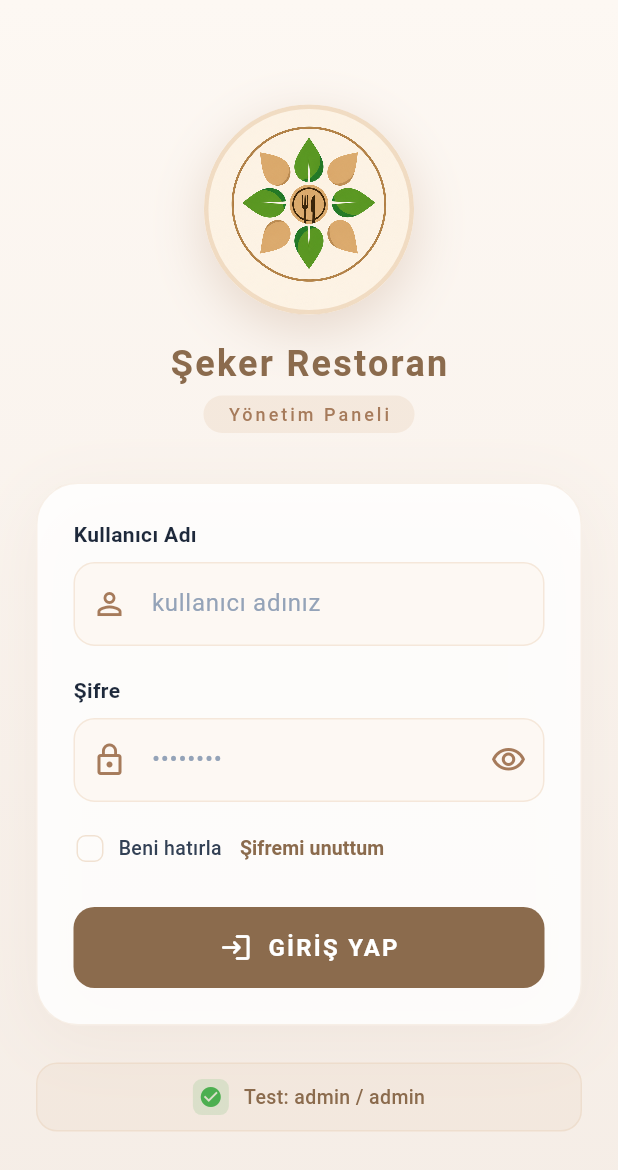
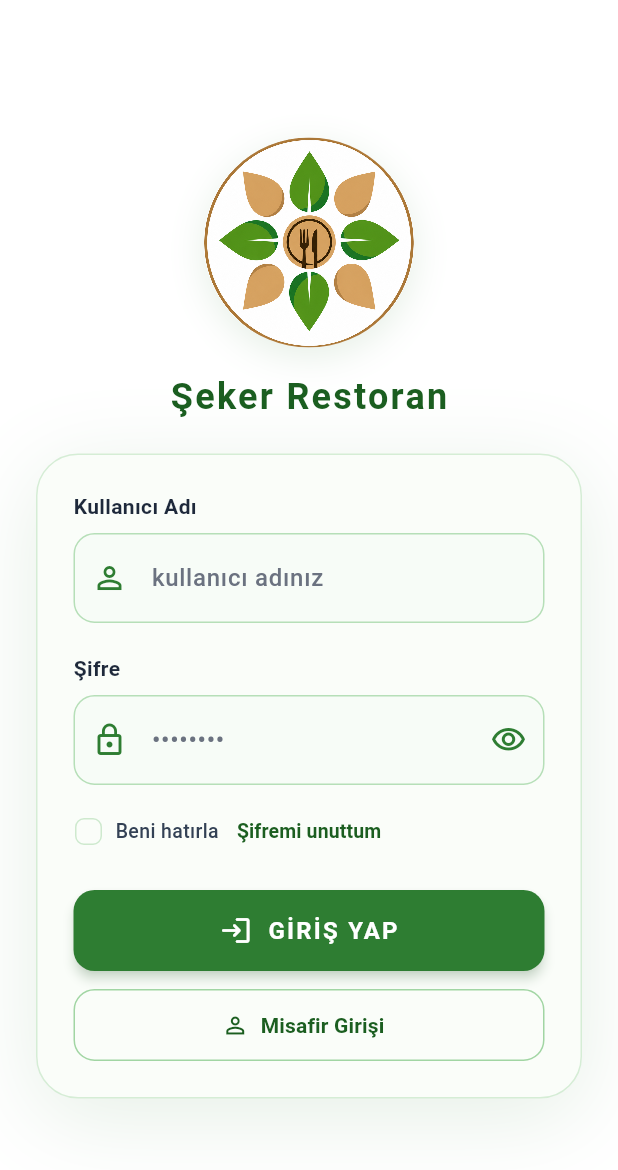
Before and after one commit to Nafiyecaki/RestoranMobil, a Flutter app: the screen it shows after launch, on a phone screen of 412 x 824 dp. Shown: the top 1170 px of the screen. Run offline on Flutter 3.47's test engine with Material 3 defaults, Android fonts, the light colour scheme and no system bars; our stand-ins replace shared_preferences; accounts and stored records are empty.

Commit message:
login sayfası arayüz iyileştirmesi yapıldı

```diff
--- a/musteri_siparis/lib/screens/login_screen.dart
+++ b/musteri_siparis/lib/screens/login_screen.dart
@@ -21,11 +21,9 @@ class _LoginScreenState extends State<LoginScreen> {
   bool _beniHatirla = false;
   String? _errorMessage;
 
-  static const Color _primaryColor = Color(0xFFA67B5B);
-  static const Color _secondaryColor = Color(0xFFD4A574);
-  static const Color _accentColor = Color(0xFF8B6B4D);
-  static const Color _lightBg = Color(0xFFFDF8F3);
-  static const Color _darkBg = Color(0xFF1A1410);
+  static const Color _primaryColor = Color(0xFF2E7D32);
+  static const Color _secondaryColor = Color(0xFF66BB6A);
+  static const Color _accentColor = Color(0xFF1B5E20);
 
   @override
   void dispose() {
@@ -172,6 +170,43 @@ class _LoginScreenState extends State<LoginScreen> {
     }
   }
 
+  Future<void> _misafirGiris() async {
+    setState(() {
+      _isLoading = true;
+      _errorMessage = null;
+    });
+
+    try {
+      final user = {
+        'id': 0,
+        'name': 'Misafir',
+        'email': 'guest@local',
+        'role': 'user',
+      };
+
+      final prefs = await SharedPreferences.getInstance();
+      await prefs.setString('user', jsonEncode(user));
+
+      if (!mounted) return;
+
+      Navigator.pushReplacement(
+        context,
+        MaterialPageRoute(builder: (_) => const MenuScreen()),
+      );
+    } catch (e) {
+      if (!mounted) return;
+      setState(() {
+        _errorMessage = 'Misafir girişi yapılamadı';
+      });
+    } finally {
+      if (mounted) {
+        setState(() {
+          _isLoading = false;
+        });
+      }
+    }
+  }
+
   @override
   Widget build(BuildContext context) {
     final size = MediaQuery.of(context).size;
@@ -181,15 +216,7 @@ class _LoginScreenState extends State<LoginScreen> {
       body: Container(
         width: double.infinity,
         height: double.infinity,
-        decoration: BoxDecoration(
-          gradient: LinearGradient(
-            colors: isDark
-                ? [_darkBg, const Color(0xFF2A1F18)]
-                : [_lightBg, const Color(0xFFF5EDE6)],
-            begin: Alignment.topCenter,
-            end: Alignment.bottomCenter,
-          ),
-        ),
+        decoration: const BoxDecoration(color: Colors.white),
         child: SafeArea(
           child: Center(
             child: SingleChildScrollView(
@@ -202,13 +229,11 @@ class _LoginScreenState extends State<LoginScreen> {
                 mainAxisAlignment: MainAxisAlignment.center,
                 crossAxisAlignment: CrossAxisAlignment.center,
                 children: [
-                  SizedBox(height: size.height * 0.04),
+                  SizedBox(height: size.height * 0.025),
                   _buildLogo(size, isDark),
-                  SizedBox(height: size.height * 0.04),
+                  SizedBox(height: size.height * 0.025),
                   _buildFormCard(isDark, size),
-                  SizedBox(height: size.height * 0.03),
-                  _buildTestAccount(isDark),
-                  SizedBox(height: size.height * 0.04),
+                  SizedBox(height: size.height * 0.025),
                 ],
               ),
             ),
@@ -233,22 +258,18 @@ class _LoginScreenState extends State<LoginScreen> {
             color: Colors.white,
             boxShadow: [
               BoxShadow(
-                color: _primaryColor.withValues(alpha: 0.25),
-                blurRadius: 30,
-                offset: const Offset(0, 10),
+                color: _primaryColor.withValues(alpha: 0.12),
+                blurRadius: 20,
+                offset: const Offset(0, 6),
               ),
             ],
           ),
-          child: Stack(
-            fit: StackFit.expand,
-            children: [
-              ClipOval(
-                child: Transform.scale(
-                  scale: 1.15,
+          child: ClipOval(
             child: Image.asset(
-                    'assets/images/login_logo_v2.png',
+              'assets/images/Logo.png',
+              width: logoSize,
+              height: logoSize,
               fit: BoxFit.cover,
-                    alignment: Alignment.center,
               filterQuality: FilterQuality.high,
               isAntiAlias: true,
               errorBuilder: (context, error, stackTrace) {
@@ -264,18 +285,6 @@ class _LoginScreenState extends State<LoginScreen> {
             ),
           ),
         ),
-              Container(
-                decoration: BoxDecoration(
-                  shape: BoxShape.circle,
-                  border: Border.all(
-                    color: _secondaryColor.withValues(alpha: 0.3),
-                    width: 3,
-                  ),
-                ),
-              ),
-            ],
-          ),
-        ),
         const SizedBox(height: 16),
         Text(
           'Şeker Restoran',
@@ -284,23 +293,6 @@ class _LoginScreenState extends State<LoginScreen> {
             fontWeight: FontWeight.bold,
             color: isDark ? Colors.white : _accentColor,
             letterSpacing: 1.5,
-          ),
-        ),
-        const SizedBox(height: 4),
-        Container(
-          padding: const EdgeInsets.symmetric(horizontal: 16, vertical: 4),
-          decoration: BoxDecoration(
-            color: _secondaryColor.withValues(alpha: 0.15),
-            borderRadius: BorderRadius.circular(20),
-          ),
-          child: Text(
-            'Yönetim Paneli',
-            style: TextStyle(
-              fontSize: size.width > 600 ? 14 : 12,
-              color: isDark ? Colors.grey[400] : _primaryColor,
-              fontWeight: FontWeight.w500,
-              letterSpacing: 2,
-            ),
           ),
         ),
       ],
@@ -317,20 +309,20 @@ class _LoginScreenState extends State<LoginScreen> {
       decoration: BoxDecoration(
         color: isDark
             ? const Color(0xFF2A1F18).withValues(alpha: 0.9)
-            : Colors.white.withValues(alpha: 0.85),
+            : const Color(0xFFFAFDF9),
         borderRadius: BorderRadius.circular(28),
         border: Border.all(
           color: isDark
               ? Colors.white.withValues(alpha: 0.06)
-              : _secondaryColor.withValues(alpha: 0.15),
+              : _secondaryColor.withValues(alpha: 0.25),
         ),
         boxShadow: [
           BoxShadow(
             color: isDark
                 ? Colors.black.withValues(alpha: 0.4)
-                : _primaryColor.withValues(alpha: 0.08),
-            blurRadius: 40,
-            offset: const Offset(0, 10),
+                : _primaryColor.withValues(alpha: 0.12),
+            blurRadius: 50,
+            offset: const Offset(0, 12),
           ),
         ],
       ),
@@ -379,20 +371,21 @@ class _LoginScreenState extends State<LoginScreen> {
             TextFormField(
               controller: _kullaniciAdiController,
               style: TextStyle(
-                color: isDark ? Colors.white : const Color(0xFF0F172A),
+                color: isDark ? Colors.white : const Color(0xFF1F2937),
               ),
               decoration: InputDecoration(
                 filled: true,
                 fillColor: isDark
                     ? Colors.white.withValues(alpha: 0.05)
-                    : const Color(0xFFFDF8F3),
+                    : const Color(0xFFF7FCF7),
                 hintText: 'kullanıcı adınız',
                 hintStyle: TextStyle(
-                  color: isDark ? Colors.grey[600] : const Color(0xFF94A3B8),
+                  color: isDark ? Colors.grey[500] : const Color(0xFF6B7280),
+                  fontWeight: FontWeight.w500,
                 ),
                 prefixIcon: Icon(Icons.person_outline, color: _primaryColor),
                 contentPadding: const EdgeInsets.symmetric(
-                  vertical: 16,
+                  vertical: 18,
                   horizontal: 16,
                 ),
                 border: OutlineInputBorder(
@@ -400,7 +393,7 @@ class _LoginScreenState extends State<LoginScreen> {
                   borderSide: BorderSide(
                     color: isDark
                         ? Colors.white.withValues(alpha: 0.1)
-                        : _secondaryColor.withValues(alpha: 0.2),
+                        : _secondaryColor.withValues(alpha: 0.45),
                   ),
                 ),
                 enabledBorder: OutlineInputBorder(
@@ -408,12 +401,12 @@ class _LoginScreenState extends State<LoginScreen> {
                   borderSide: BorderSide(
                     color: isDark
                         ? Colors.white.withValues(alpha: 0.1)
-                        : _secondaryColor.withValues(alpha: 0.2),
+                        : _secondaryColor.withValues(alpha: 0.45),
                   ),
                 ),
                 focusedBorder: OutlineInputBorder(
                   borderRadius: BorderRadius.circular(14),
-                  borderSide: BorderSide(color: _accentColor, width: 2),
+                  borderSide: BorderSide(color: _primaryColor, width: 2),
                 ),
               ),
               validator: (value) {
@@ -438,16 +431,17 @@ class _LoginScreenState extends State<LoginScreen> {
               controller: _sifreController,
               obscureText: !_showPassword,
               style: TextStyle(
-                color: isDark ? Colors.white : const Color(0xFF0F172A),
+                color: isDark ? Colors.white : const Color(0xFF1F2937),
               ),
               decoration: InputDecoration(
                 filled: true,
                 fillColor: isDark
                     ? Colors.white.withValues(alpha: 0.05)
-                    : const Color(0xFFFDF8F3),
+                    : const Color(0xFFF7FCF7),
                 hintText: '••••••••',
                 hintStyle: TextStyle(
-                  color: isDark ? Colors.grey[600] : const Color(0xFF94A3B8),
+                  color: isDark ? Colors.grey[500] : const Color(0xFF6B7280),
+                  fontWeight: FontWeight.w500,
                 ),
                 prefixIcon: Icon(Icons.lock_outline, color: _primaryColor),
                 suffixIcon: IconButton(
@@ -464,7 +458,7 @@ class _LoginScreenState extends State<LoginScreen> {
                   },
                 ),
                 contentPadding: const EdgeInsets.symmetric(
-                  vertical: 16,
+                  vertical: 18,
                   horizontal: 16,
                 ),
                 border: OutlineInputBorder(
@@ -472,7 +466,7 @@ class _LoginScreenState extends State<LoginScreen> {
                   borderSide: BorderSide(
                     color: isDark
                         ? Colors.white.withValues(alpha: 0.1)
-                        : _secondaryColor.withValues(alpha: 0.2),
+                        : _secondaryColor.withValues(alpha: 0.45),
                   ),
                 ),
                 enabledBorder: OutlineInputBorder(
@@ -480,12 +474,12 @@ class _LoginScreenState extends State<LoginScreen> {
                   borderSide: BorderSide(
                     color: isDark
                         ? Colors.white.withValues(alpha: 0.1)
-                        : _secondaryColor.withValues(alpha: 0.2),
+                        : _secondaryColor.withValues(alpha: 0.45),
                   ),
                 ),
                 focusedBorder: OutlineInputBorder(
                   borderRadius: BorderRadius.circular(14),
-                  borderSide: BorderSide(color: _accentColor, width: 2),
+                  borderSide: BorderSide(color: _primaryColor, width: 2),
                 ),
               ),
               validator: (value) {
@@ -507,8 +501,8 @@ class _LoginScreenState extends State<LoginScreen> {
                   mainAxisSize: MainAxisSize.min,
                   children: [
                     SizedBox(
-                      width: 22,
-                      height: 22,
+                      width: 20,
+                      height: 20,
                       child: Checkbox(
                         value: _beniHatirla,
                         onChanged: (val) {
@@ -516,7 +510,7 @@ class _LoginScreenState extends State<LoginScreen> {
                             _beniHatirla = val ?? false;
                           });
                         },
-                        activeColor: _accentColor,
+                        activeColor: _primaryColor,
                         shape: RoundedRectangleBorder(
                           borderRadius: BorderRadius.circular(6),
                         ),
@@ -566,12 +560,13 @@ class _LoginScreenState extends State<LoginScreen> {
               child: ElevatedButton(
                 onPressed: _isLoading ? null : _girisYap,
                 style: ElevatedButton.styleFrom(
-                  backgroundColor: _accentColor,
+                  backgroundColor: _primaryColor,
                   foregroundColor: Colors.white,
                   shape: RoundedRectangleBorder(
                     borderRadius: BorderRadius.circular(14),
                   ),
-                  elevation: 0,
+                  elevation: 3,
+                  shadowColor: _primaryColor.withValues(alpha: 0.4),
                 ),
                 child: _isLoading
                     ? const Row(
@@ -616,52 +611,31 @@ class _LoginScreenState extends State<LoginScreen> {
                       ),
               ),
             ),
+            const SizedBox(height: 12),
+            SizedBox(
+              width: double.infinity,
+              height: 48,
+              child: OutlinedButton.icon(
+                onPressed: _isLoading ? null : _misafirGiris,
+                style: OutlinedButton.styleFrom(
+                  side: BorderSide(
+                    color: _secondaryColor.withValues(alpha: 0.6),
+                  ),
+                  foregroundColor: _accentColor,
+                  shape: RoundedRectangleBorder(
+                    borderRadius: BorderRadius.circular(14),
+                  ),
+                ),
+                icon: const Icon(Icons.person_outline),
+                label: const Text(
+                  'Misafir Girişi',
+                  style: TextStyle(fontWeight: FontWeight.w600),
+                ),
+              ),
+            ),
           ],
         ),
       ),
     );
   }
-
-  Widget _buildTestAccount(bool isDark) {
-    return Container(
-      padding: const EdgeInsets.symmetric(horizontal: 16, vertical: 10),
-      decoration: BoxDecoration(
-        color: isDark
-            ? Colors.white.withValues(alpha: 0.05)
-            : _secondaryColor.withValues(alpha: 0.08),
-        borderRadius: BorderRadius.circular(14),
-        border: Border.all(
-          color: isDark
-              ? Colors.white.withValues(alpha: 0.06)
-              : _secondaryColor.withValues(alpha: 0.15),
-        ),
-      ),
-      child: Row(
-        mainAxisAlignment: MainAxisAlignment.center,
-        children: [
-          Container(
-            padding: const EdgeInsets.all(4),
-            decoration: BoxDecoration(
-              color: Colors.green.withValues(alpha: 0.15),
-              borderRadius: BorderRadius.circular(6),
-            ),
-            child: const Icon(
-              Icons.check_circle,
-              color: Colors.green,
-              size: 16,
-            ),
-          ),
-          const SizedBox(width: 10),
-          Text(
-            'Test: admin / admin',
-            style: TextStyle(
-              fontSize: 13,
-              color: isDark ? Colors.grey[400] : _accentColor,
-              fontWeight: FontWeight.w500,
-            ),
-          ),
-        ],
-      ),
-    );
 }
-}
```
Also changed, not shown: musteri_siparis/assets/images/Logo.png (added). Lines whose indentation alone changed are shown as unchanged.
